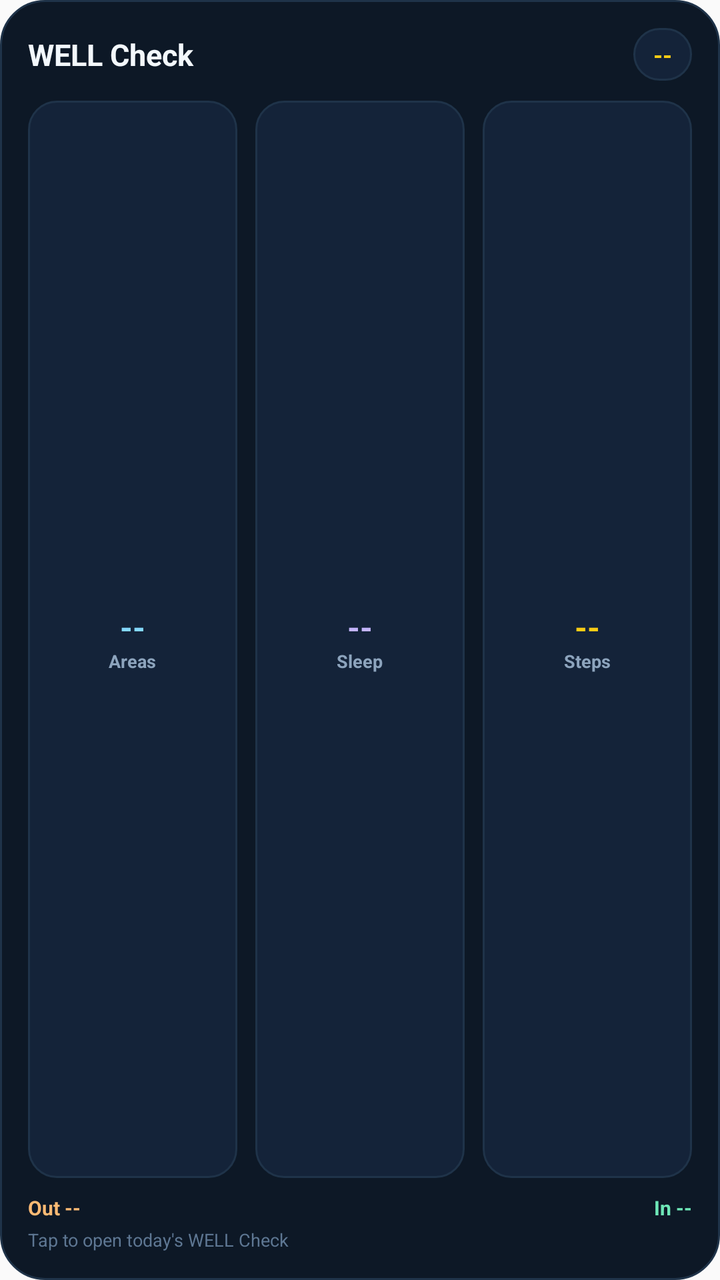
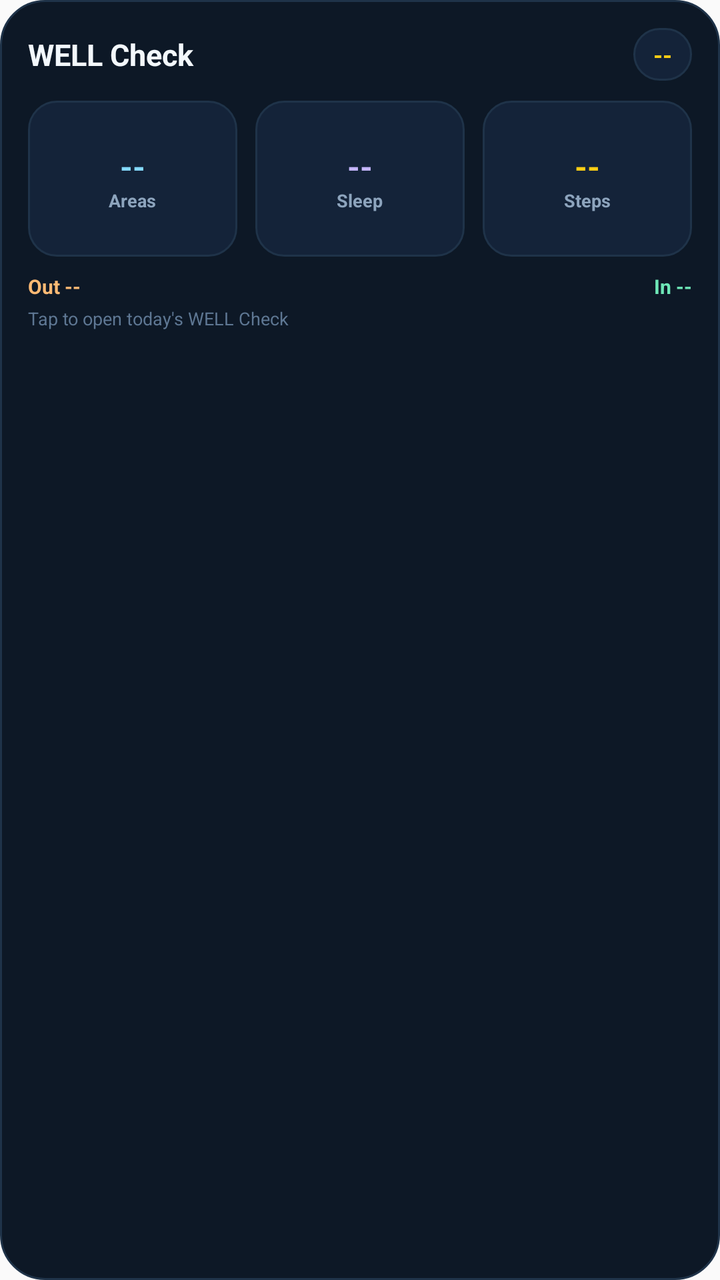

An Android layout rendered at two revisions. The XML below is the earlier revision; the diff shows what the commit changed to produce the second picture.
<!-- AndroidManifest.xml: application theme AppTheme -->
<!-- res/layout/well_check_widget.xml -->
<?xml version="1.0" encoding="utf-8"?>
<LinearLayout xmlns:android="http://schemas.android.com/apk/res/android"
    android:id="@+id/widget_root"
    android:layout_width="match_parent"
    android:layout_height="match_parent"
    android:background="@drawable/well_check_widget_bg"
    android:orientation="vertical"
    android:padding="14dp">

    <LinearLayout
        android:layout_width="match_parent"
        android:layout_height="wrap_content"
        android:gravity="center_vertical"
        android:orientation="horizontal">

        <TextView
            android:layout_width="0dp"
            android:layout_height="wrap_content"
            android:layout_weight="1"
            android:ellipsize="end"
            android:fontFamily="sans"
            android:maxLines="1"
            android:text="WELL Check"
            android:textColor="#F3F8FC"
            android:textSize="15sp"
            android:textStyle="bold" />

        <TextView
            android:id="@+id/widget_points"
            android:layout_width="wrap_content"
            android:layout_height="wrap_content"
            android:background="@drawable/well_check_widget_stat_bg"
            android:fontFamily="sans"
            android:paddingLeft="10dp"
            android:paddingTop="5dp"
            android:paddingRight="10dp"
            android:paddingBottom="5dp"
            android:text="--"
            android:textColor="#FACC15"
            android:textSize="12sp"
            android:textStyle="bold" />
    </LinearLayout>

    <LinearLayout
        android:layout_width="match_parent"
        android:layout_height="0dp"
        android:layout_marginTop="10dp"
        android:layout_weight="1"
        android:baselineAligned="false"
        android:orientation="horizontal">

        <LinearLayout
            android:layout_width="0dp"
            android:layout_height="match_parent"
            android:layout_marginRight="6dp"
            android:layout_weight="1"
            android:background="@drawable/well_check_widget_stat_bg"
            android:gravity="center"
            android:orientation="vertical"
            android:padding="6dp">

            <TextView
                android:id="@+id/widget_areas"
                android:layout_width="wrap_content"
                android:layout_height="wrap_content"
                android:text="--"
                android:textColor="#84D8FD"
                android:textSize="16sp"
                android:textStyle="bold" />

            <TextView
                android:layout_width="wrap_content"
                android:layout_height="wrap_content"
                android:text="Areas"
                android:textColor="#8DA4BD"
                android:textSize="9sp"
                android:textStyle="bold" />
        </LinearLayout>

        <LinearLayout
            android:layout_width="0dp"
            android:layout_height="match_parent"
            android:layout_marginLeft="3dp"
            android:layout_marginRight="3dp"
            android:layout_weight="1"
            android:background="@drawable/well_check_widget_stat_bg"
            android:gravity="center"
            android:orientation="vertical"
            android:padding="6dp">

            <TextView
                android:id="@+id/widget_sleep"
                android:layout_width="wrap_content"
                android:layout_height="wrap_content"
                android:text="--"
                android:textColor="#C4B5FD"
                android:textSize="16sp"
                android:textStyle="bold" />

            <TextView
                android:layout_width="wrap_content"
                android:layout_height="wrap_content"
                android:text="Sleep"
                android:textColor="#8DA4BD"
                android:textSize="9sp"
                android:textStyle="bold" />
        </LinearLayout>

        <LinearLayout
            android:layout_width="0dp"
            android:layout_height="match_parent"
            android:layout_marginLeft="6dp"
            android:layout_weight="1"
            android:background="@drawable/well_check_widget_stat_bg"
            android:gravity="center"
            android:orientation="vertical"
            android:padding="6dp">

            <TextView
                android:id="@+id/widget_steps"
                android:layout_width="wrap_content"
                android:layout_height="wrap_content"
                android:text="--"
                android:textColor="#FACC15"
                android:textSize="16sp"
                android:textStyle="bold" />

            <TextView
                android:layout_width="wrap_content"
                android:layout_height="wrap_content"
                android:text="Steps"
                android:textColor="#8DA4BD"
                android:textSize="9sp"
                android:textStyle="bold" />
        </LinearLayout>
    </LinearLayout>

    <LinearLayout
        android:layout_width="match_parent"
        android:layout_height="wrap_content"
        android:layout_marginTop="8dp"
        android:orientation="horizontal">

        <TextView
            android:id="@+id/widget_energy_out"
            android:layout_width="0dp"
            android:layout_height="wrap_content"
            android:layout_weight="1"
            android:ellipsize="end"
            android:maxLines="1"
            android:text="Out --"
            android:textColor="#FDBA74"
            android:textSize="10sp"
            android:textStyle="bold" />

        <TextView
            android:id="@+id/widget_energy_in"
            android:layout_width="0dp"
            android:layout_height="wrap_content"
            android:layout_weight="1"
            android:ellipsize="end"
            android:gravity="right"
            android:maxLines="1"
            android:text="In --"
            android:textColor="#6EE7B7"
            android:textSize="10sp"
            android:textStyle="bold" />
    </LinearLayout>

    <TextView
        android:id="@+id/widget_status"
        android:layout_width="match_parent"
        android:layout_height="wrap_content"
        android:layout_marginTop="3dp"
        android:ellipsize="end"
        android:maxLines="1"
        android:text="Tap to open today's WELL Check"
        android:textColor="#5E7793"
        android:textSize="9sp" />
</LinearLayout>
<!-- resources referenced by this layout -->
<resources>
  <!-- drawable well_check_widget_bg (drawable) -->
  <?xml version="1.0" encoding="utf-8"?>
  <shape xmlns:android="http://schemas.android.com/apk/res/android">
      <solid android:color="#0D1826" />
      <corners android:radius="22dp" />
      <stroke android:width="1dp" android:color="#1F3349" />
  </shape>
  <!-- drawable well_check_widget_stat_bg (drawable) -->
  <?xml version="1.0" encoding="utf-8"?>
  <shape xmlns:android="http://schemas.android.com/apk/res/android">
      <solid android:color="#142339" />
      <corners android:radius="14dp" />
      <stroke android:width="1dp" android:color="#1F3349" />
  </shape>
  <style name="AppTheme" parent="Theme.AppCompat.Light.DarkActionBar">
          
          <item name="colorPrimary">@color/colorPrimary</item>
          <item name="colorPrimaryDark">@color/colorPrimaryDark</item>
          <item name="colorAccent">@color/colorAccent</item>
      </style>
</resources>

<!-- the commit's change to res/layout/well_check_widget.xml (unified diff, before → after) -->
@@ -43,9 +43,8 @@
 
     <LinearLayout
         android:layout_width="match_parent"
-        android:layout_height="0dp"
+        android:layout_height="78dp"
         android:layout_marginTop="10dp"
-        android:layout_weight="1"
         android:baselineAligned="false"
         android:orientation="horizontal">
 
